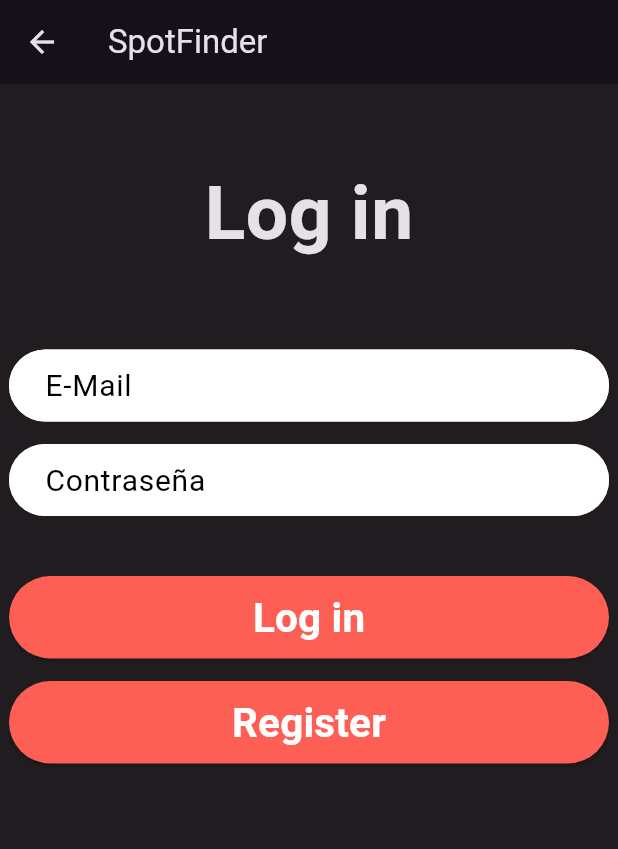
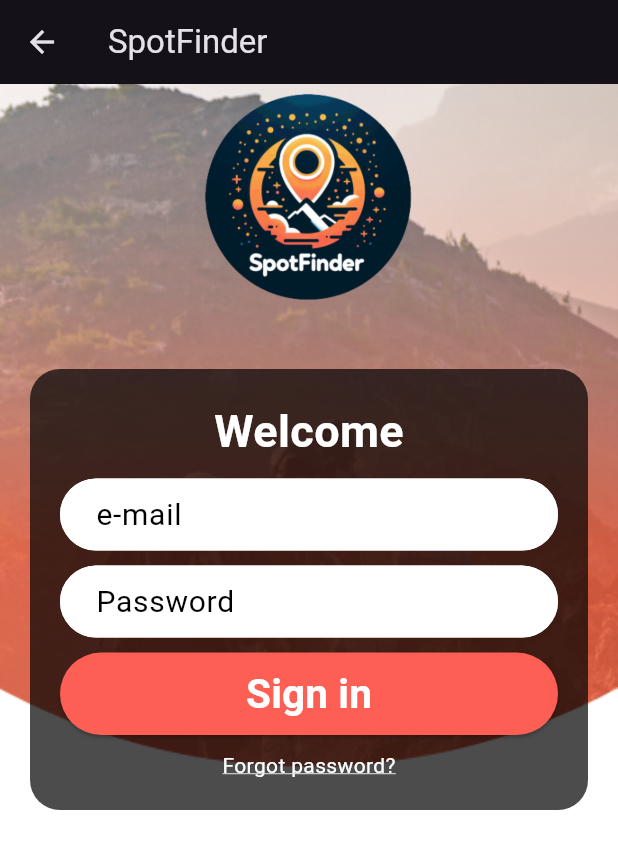
Before and after one commit to borjafernandez35/ea_g2_proyecto_fronted, a Flutter app: the LoginScreen screen opened directly, on a phone screen of 412 x 824 dp. Shown: the top 849 px of the screen. Run offline on Flutter 3.47's test engine with Material 3 defaults, Android fonts, the phone set to English and light mode, and no system bars; our stand-ins replace dio, get, get_storage; accounts and stored records are empty.

Commit message:
Cambios en la home y diseño completo de la login_screen

```diff
--- a/lib/Screens/login_screen.dart
+++ b/lib/Screens/login_screen.dart
@@ -12,7 +12,6 @@ class LoginScreen extends StatefulWidget {
   const LoginScreen({super.key});
 
   @override
-  // ignore: library_private_types_in_public_api
   _LoginScreen createState() => _LoginScreen();
 }
 
@@ -31,29 +30,70 @@ class _LoginScreen extends State<LoginScreen> {
       appBar: AppBar(
         title: const Text('SpotFinder'),
       ),
-      // #docregion addWidget
-      body: SingleChildScrollView(
-        child: Center(
-          child: Column(
+      body: Stack(
+        children: [
+          // Fondo de pantalla
+          Container(
+            decoration: BoxDecoration(
+              image: DecorationImage(
+                image: AssetImage('assets/login_background.png'),
+                fit: BoxFit.cover,
+              ),
+            ),
+          ),
+          // Contenido de la pantalla
+          Column(
+            crossAxisAlignment: CrossAxisAlignment.stretch,
             children: [
-              const SizedBox(height: 50),
-              const Text('Log in', style: TextStyle(
-                  fontWeight: FontWeight.bold,
-                  fontSize: 50,
+              // Logo de la empresa
+              Image.asset(
+                'assets/spotfinder.png',
+                height: 150,
+                width: 150,
+              ),
+              SizedBox(height: 20), // Separación entre el logo y el cuadro negro
+              // Cuadro negro con el formulario de inicio de sesión
+              Container(
+                margin: EdgeInsets.all(20), // Ajusta el margen del cuadro negro aquí
+                padding: EdgeInsets.all(20), // Ajusta el padding del cuadro negro aquí
+                decoration: BoxDecoration(
+                  color: Colors.black.withOpacity(0.7), // Color del cuadro negro con opacidad
+                  borderRadius: BorderRadius.circular(20), // Bordes redondeados del cuadro
+                ),
+                child: Column(
+                  children: [
+                    const Text('Welcome', style: TextStyle(
+                        fontWeight: FontWeight.bold,
+                        fontSize: 30,
+                        color: Colors.white,
+                      ),
+                    ),
+                    const SizedBox(height: 10),
+                    ParamTextBox(controller: controller.mailController, text: 'e-mail'),
+                    const SizedBox(height: 10),
+                    ParamTextBox(controller: controller.contrasenaController, text: 'Password'),
+                    const SizedBox(height: 10),
+                    SignInButton(onPressed: () => controller.logIn(), text: 'Sign in'),
+                    const SizedBox(height: 10),
+                    // Nuevo texto para olvidar la contraseña
+                    GestureDetector(
+                      onTap: () {
+                        // Aquí puedes agregar la acción para olvidar la contraseña
+                      },
+                      child: Text(
+                        'Forgot password?',
+                        style: TextStyle(
+                          color: Colors.white,
+                          decoration: TextDecoration.underline,
+                        ),
+                      ),
+                    ),
+                  ],
                 ),
               ),
-              const SizedBox(height: 40),
-              const SizedBox(height: 15),
-              ParamTextBox(controller: controller.mailController, text: 'E-Mail'),
-              const SizedBox(height: 15),
-              ParamTextBox(controller: controller.contrasenaController, text: 'Contraseña'),
-              const SizedBox(height: 40),
-              SignInButton(onPressed: () => controller.logIn(), text: 'Log in'),
-              const SizedBox(height: 15),
-              SignInButton(onPressed: () => Get.to(RegisterScreen()), text: 'Register'),
             ],
           ),
-        )
+        ],
       ),
     );
   }
```
Also changed, not shown: lib/Screens/title_screen.dart (+55 -10 lines), assets/login_background.png (added).
